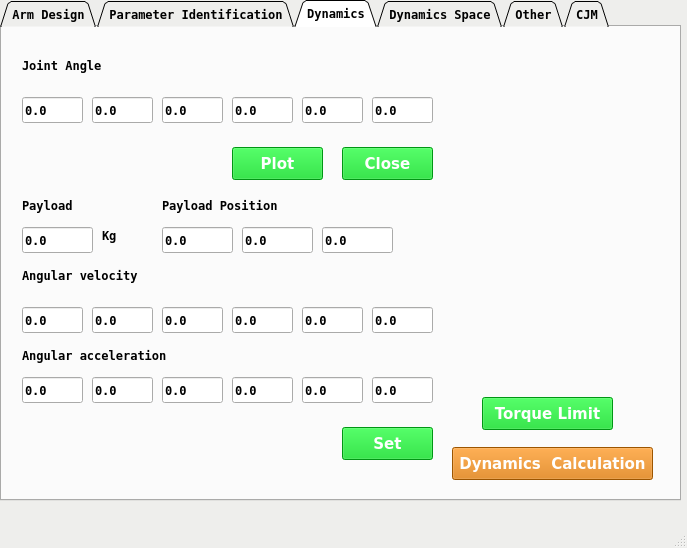
SamKaiYang/Optimization-of-robotic-arm-design, file interface_control/scripts/main.ui: the form before one commit.
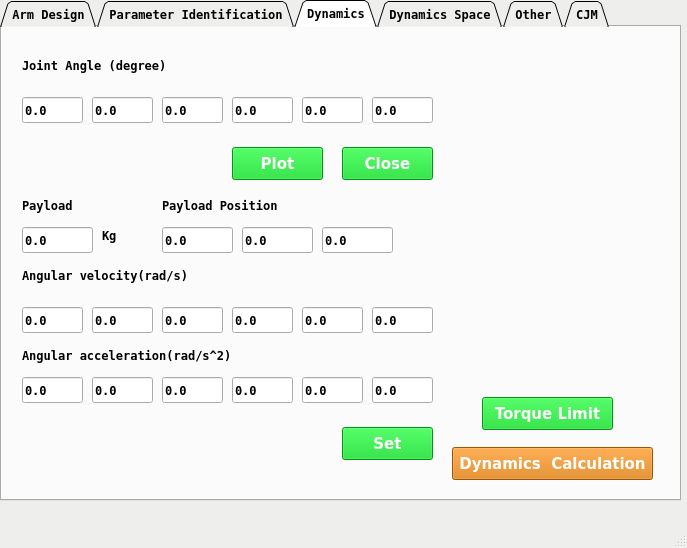
The form after the commit. The open tabs and pages were chosen to show the change. Icons and pictures are not drawn. Custom widgets are drawn as their Qt base class.

Commit message: add interface unit

What changed in the file:
```diff
--- a/interface_control/scripts/main.ui
+++ b/interface_control/scripts/main.ui
@@ -1961,12 +1961,12 @@
        <rect>
         <x>20</x>
         <y>240</y>
-        <width>151</width>
+        <width>221</width>
         <height>17</height>
        </rect>
       </property>
       <property name="text">
-       <string>Angular velocity</string>
+       <string>Angular velocity(rad/s)</string>
       </property>
      </widget>
      <widget class="QLabel" name="label_3">
@@ -1974,12 +1974,12 @@
        <rect>
         <x>20</x>
         <y>320</y>
-        <width>191</width>
+        <width>281</width>
         <height>17</height>
        </rect>
       </property>
       <property name="text">
-       <string>Angular acceleration</string>
+       <string>Angular acceleration(rad/s^2)</string>
       </property>
      </widget>
      <widget class="QLineEdit" name="lineEdit_vel_1">
@@ -2456,12 +2456,12 @@
        <rect>
         <x>20</x>
         <y>30</y>
-        <width>151</width>
+        <width>191</width>
         <height>17</height>
        </rect>
       </property>
       <property name="text">
-       <string>Joint Angle</string>
+       <string>Joint Angle (degree)</string>
       </property>
      </widget>
      <widget class="QLineEdit" name="lineEdit_jog_0">
```
Left out of the diff: 10 changed lines with no effect on the pictures. The commit also changes 7 other files.
